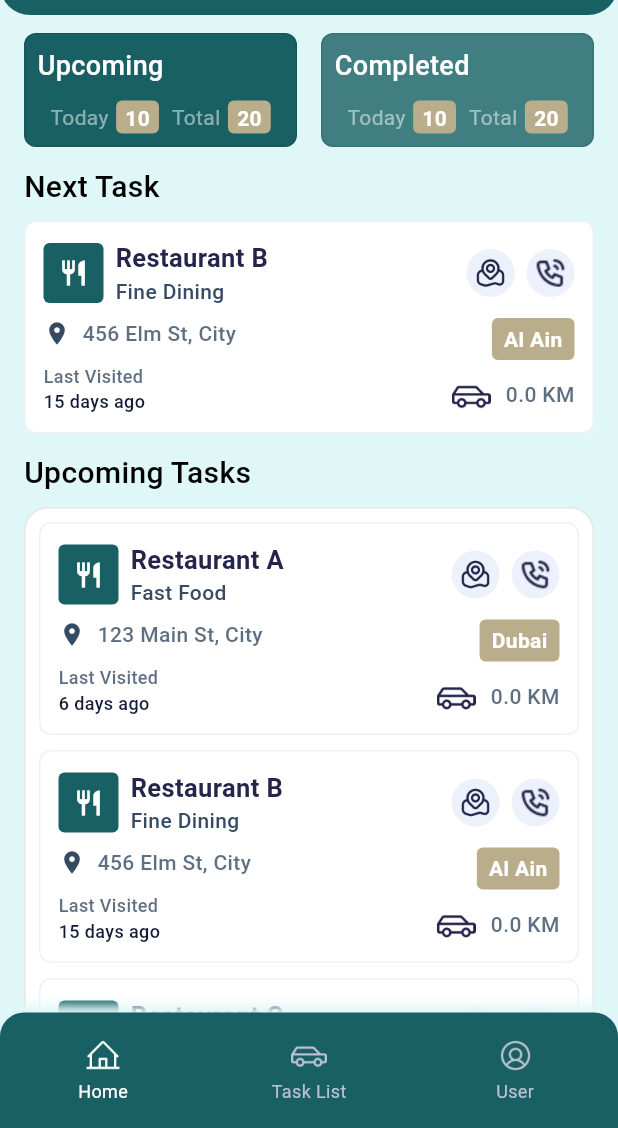
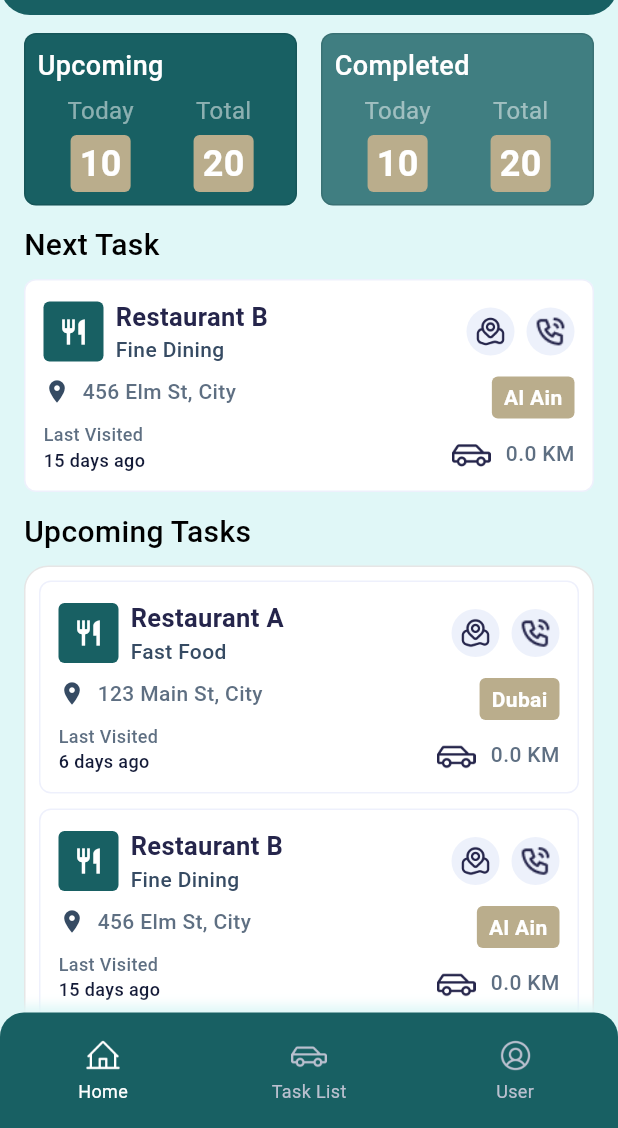
Before and after one commit to jassimpv/Survey-App-Flutter-UI, a Flutter app: the HomeScreen screen opened by its route, on a phone screen of 412 x 824 dp, the part 108-1236 px from its top. Run offline on Flutter 3.47's test engine with Material 3 defaults, Android fonts, the phone set to English and light mode, and no system bars; drawn by our look-alikes of upgrader; our stand-ins replace connectivity_plus, flutter_svg, get, package_info_plus, pin_code_fields, shared_preferences; accounts and stored records are empty; Roboto replaces fonts that are missing (Outfit); statements that could not run were skipped; project files that could hold a hidden picture were left out.

Commit message:
Refactor: Adjust layout spacing and improve text styles in _StatusCard, _StatusText, and _StatusCount for better UI consistency

```diff
--- a/lib/views/dashboard/home_status_view.dart
+++ b/lib/views/dashboard/home_status_view.dart
@@ -76,31 +76,34 @@ class _StatusCard extends StatelessWidget {
     ),
     child: Column(
       crossAxisAlignment: CrossAxisAlignment.start,
+
       mainAxisSize: MainAxisSize.min,
       children: <Widget>[
         Text(
           label,
           style: StyleUtils.kTextStyleSize18Weight500(color: Colors.white),
         ),
-        10.heightBox,
+        5.heightBox,
         Row(
-          mainAxisAlignment: MainAxisAlignment.spaceEvenly,
+          mainAxisAlignment: MainAxisAlignment.spaceBetween,
           children: <Widget>[
-            Row(
+            10.heightBox,
+            Column(
               children: <Widget>[
                 _StatusText(label: "today".tr),
-                5.widthBox,
+                5.heightBox,
                 _StatusCount(count: todayCount, isTotal: true),
               ],
             ),
-
-            Row(
+            10.heightBox,
+            Column(
               children: <Widget>[
                 _StatusText(label: "total".tr),
-                5.widthBox,
+                5.heightBox,
                 _StatusCount(count: totalCount, isTotal: false),
               ],
             ),
+            10.heightBox,
           ],
         ),
       ],
@@ -116,7 +119,7 @@ class _StatusText extends StatelessWidget {
   @override
   Widget build(BuildContext context) => Text(
     label,
-    style: StyleUtils.kTextStyleSize14Weight400(
+    style: StyleUtils.kTextStyleSize16Weight400(
       color: Colors.white.withValues(alpha: 0.5),
     ),
   );
@@ -131,7 +134,7 @@ class _StatusCount extends StatelessWidget {
   @override
   Widget build(BuildContext context) => Container(
     padding: const EdgeInsets.symmetric(horizontal: 4),
-    height: 22,
+
     decoration: BoxDecoration(
       color: ColorUtils.secondaryColor,
       borderRadius: BorderRadius.circular(4),
@@ -141,7 +144,7 @@ class _StatusCount extends StatelessWidget {
         padding: const EdgeInsets.all(2),
         child: Text(
           Utils.replaceFarsiNumber(count),
-          style: StyleUtils.kTextStyleSize14Weight600(color: Colors.white),
+          style: StyleUtils.kTextStyleSize24Weight600(color: Colors.white),
         ),
       ),
     ),
```
